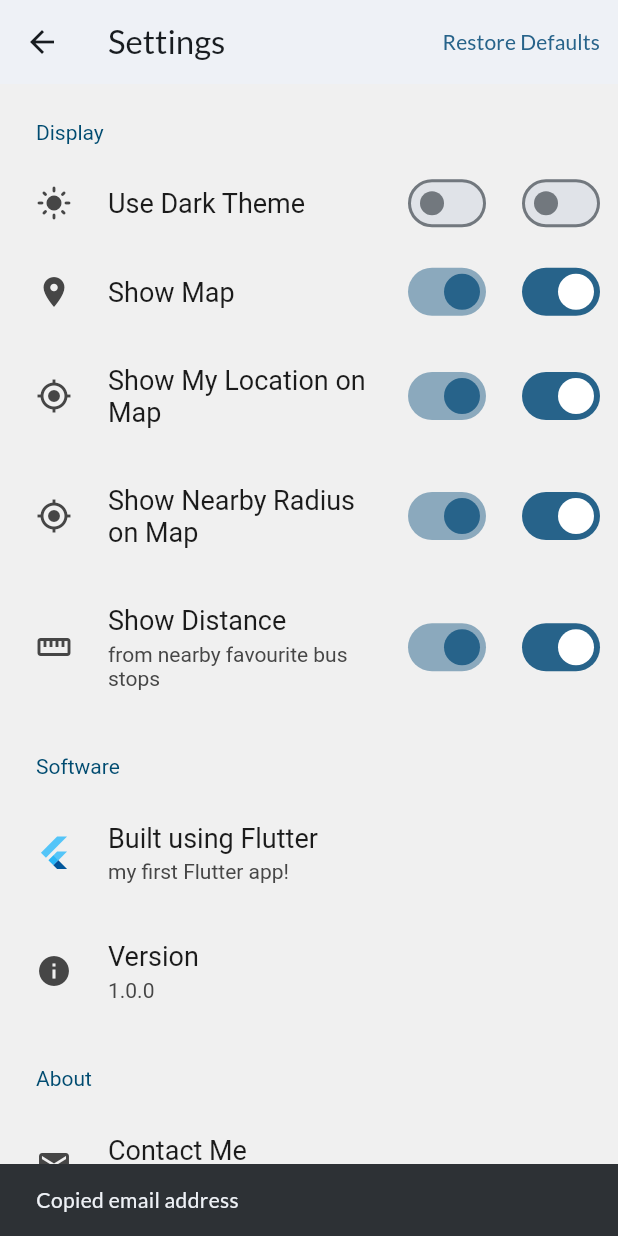
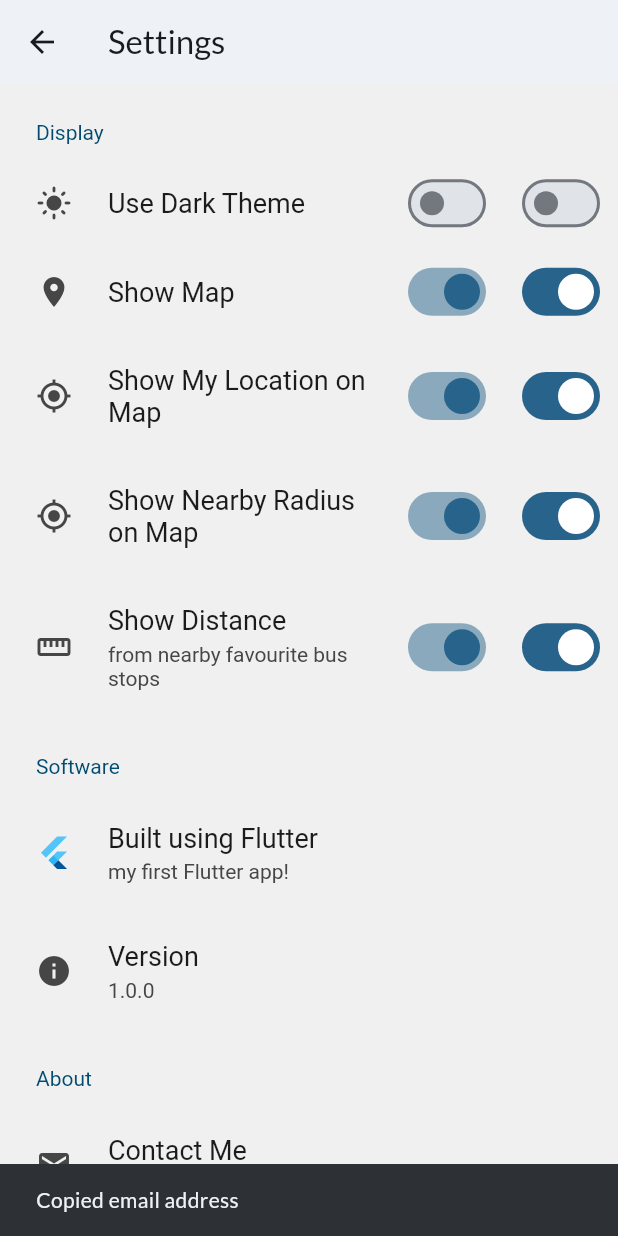
Before and after one commit to b0ssy/sgbusapp-flutter, a Flutter app: the SettingsScreen screen opened directly, after a tap on "Contact Me", on a phone screen of 412 x 824 dp. Run offline on Flutter 3.47's test engine with Material 2 defaults, Android fonts, the phone set to English and light mode, and no system bars; drawn by our look-alikes of settings_ui; our stand-ins replace flutter_map, geolocator, google_fonts, latlong2, package_info_plus, photo_view and 3 more; accounts and stored records are empty; statements that could not run were skipped.

Commit message:
minor ui fixes

```diff
--- a/lib/screens/settings_screen.dart
+++ b/lib/screens/settings_screen.dart
@@ -74,12 +74,6 @@ class _SettingsScreenState extends State<SettingsScreen> {
       child: Scaffold(
         appBar: AppBar(
           title: const Text('Settings'),
-          actions: [
-            TextButton(
-              child: const Text('Restore Defaults'),
-              onPressed: () => _restoreDefaults(),
-            ),
-          ],
         ),
         body: SettingsList(
           lightTheme: theme,
@@ -283,6 +277,7 @@ class _SettingsScreenState extends State<SettingsScreen> {
             //     ),
             //   ],
             // ),
+            _Actions(),
             _EmptyPlaceholder(),
           ],
         ),
@@ -353,8 +348,27 @@ class _SettingsScreenState extends State<SettingsScreen> {
           'Will try to solve them ASAP!',
     );
   }
+}
 
-  _restoreDefaults() async {
+class _Actions extends AbstractSettingsSection {
+  @override
+  Widget build(BuildContext context) {
+    return Column(
+      crossAxisAlignment: CrossAxisAlignment.start,
+      children: [
+        const Divider(),
+        Padding(
+          padding: const EdgeInsets.only(left: 16.0),
+          child: TextButton(
+            child: const Text('Restore Defaults'),
+            onPressed: () => _restoreDefaults(context),
+          ),
+        ),
+      ],
+    );
+  }
+
+  _restoreDefaults(BuildContext context) async {
     if (!await showYesCancelDialog(
       context: context,
       title: 'Are you sure you want to restore default settings?',
```
Also changed, not shown: lib/screens/home_screen.dart (+3 -38 lines), lib/utils/ui.dart (added, +88 -0 lines).
